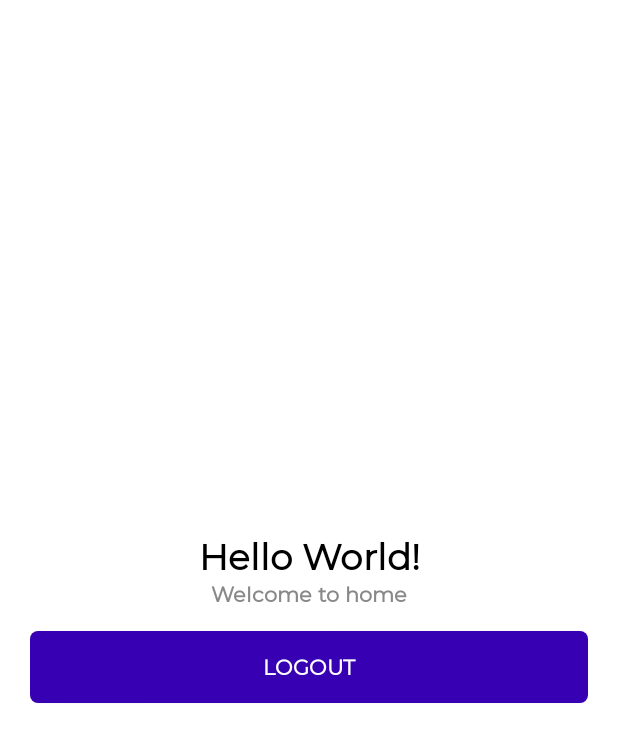
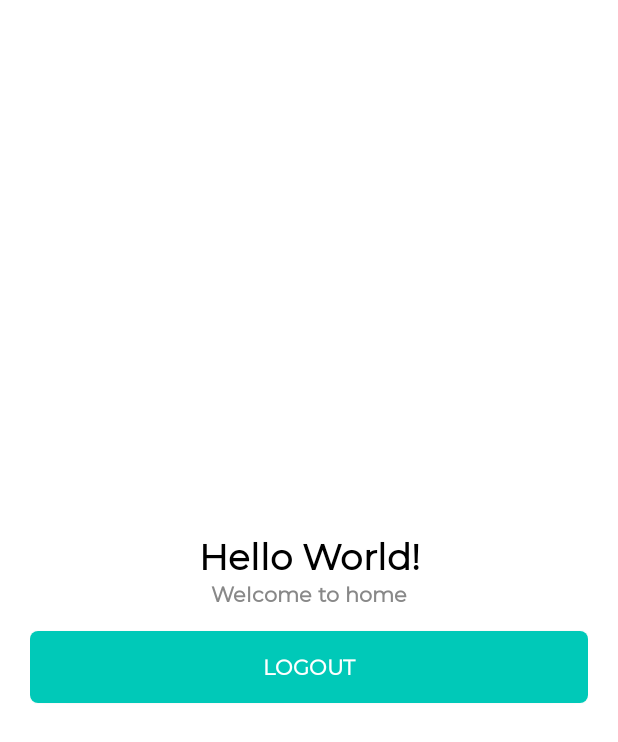
Before and after one commit to VaibhavProject-1/AttendanceBeta, an Android app: the HomeActivity screen opened directly, with no data from a screen before it, on a phone screen of 412 x 824 dp. Shown: the top 742 px of the screen. Run offline under Robolectric (Android 15) with nearby library versions, the phone set to English and light mode, and no system bars.

```diff
--- a/app/build.gradle
+++ b/app/build.gradle
@@ -45,4 +45,5 @@ dependencies {
     testImplementation 'junit:junit:4.13.2'
     androidTestImplementation 'androidx.test.ext:junit:1.1.5'
     androidTestImplementation 'androidx.test.espresso:espresso-core:3.5.1'
+
 }
--- a/app/src/main/java/in/mvlu/attendancebeta/HomeActivity.kt
+++ b/app/src/main/java/in/mvlu/attendancebeta/HomeActivity.kt
@@ -1,11 +1,21 @@
 package `in`.mvlu.attendancebeta
 
+import android.content.Intent
 import androidx.appcompat.app.AppCompatActivity
 import android.os.Bundle
+import `in`.mvlu.attendancebeta.databinding.ActivityHomeBinding
 
 class HomeActivity : AppCompatActivity() {
+
+    private lateinit var binding : ActivityHomeBinding
+
     override fun onCreate(savedInstanceState: Bundle?) {
         super.onCreate(savedInstanceState)
-        setContentView(R.layout.activity_home)
+        binding = ActivityHomeBinding.inflate(layoutInflater)
+        setContentView(binding.root)
+
+        binding.btnLogout.setOnClickListener {
+            startActivity(Intent(this,LoginActivity::class.java))
+        }
     }
 }
--- a/app/src/main/res/values/themes.xml
+++ b/app/src/main/res/values/themes.xml
@@ -2,12 +2,12 @@
     <!-- Base application theme. -->
     <style name="Theme.AttendanceBeta" parent="Theme.MaterialComponents.DayNight.NoActionBar">
         <!-- Primary brand color. -->
-        <item name="colorPrimary">@color/purple_500</item>
-        <item name="colorPrimaryVariant">@color/purple_700</item>
+        <item name="colorPrimary">@color/primary_color</item>
+        <item name="colorPrimaryVariant">@color/teal_700</item>
         <item name="colorOnPrimary">@color/white</item>
         <!-- Secondary brand color. -->
-        <item name="colorSecondary">@color/purple_500</item>
-        <item name="colorSecondaryVariant">@color/purple_700</item>
+        <item name="colorSecondary">@color/primary_color</item>
+        <item name="colorSecondaryVariant">@color/teal_700</item>
         <item name="colorOnSecondary">@color/black</item>
         <!-- Status bar color. -->
         <item name="android:statusBarColor">?attr/colorPrimaryVariant</item>
@@ -16,7 +16,7 @@
     <style name="ButtonWhite">
         <item name="android:background">@drawable/bg_button</item>
         <item name="android:fontFamily">@font/montserrat</item>
-        <item name="android:textColor">@color/purple_500</item>
+        <item name="android:textColor">@color/primary_color</item>
         <item name="android:textSize">14sp</item>
         <item name="android:textStyle">bold</item>
     </style>
@@ -37,7 +37,7 @@
     <style name="TextInputLayout" parent="Widget.MaterialComponents.TextInputLayout.FilledBox">
         <item name="android:textColorHint">@color/grey</item>
         <item name="hintTextColor">@color/grey</item>
-        <item name="startIconTint">@color/purple_500</item>
+        <item name="startIconTint">@color/primary_color</item>
         <item name="boxStrokeWidth">0dp</item>
         <item name="boxStrokeWidthFocused">0dp</item>
     </style>
@@ -49,7 +49,7 @@
 
     <style name="ButtonGreen">
         <item name="android:background">@drawable/bg_button</item>
-        <item name="android:backgroundTint">@color/purple_700</item>
+        <item name="android:backgroundTint">@color/primary_color</item>
         <item name="android:fontFamily">@font/montserrat</item>
         <item name="android:textColor">@color/white</item>
         <item name="android:textSize">14sp</item>
```
